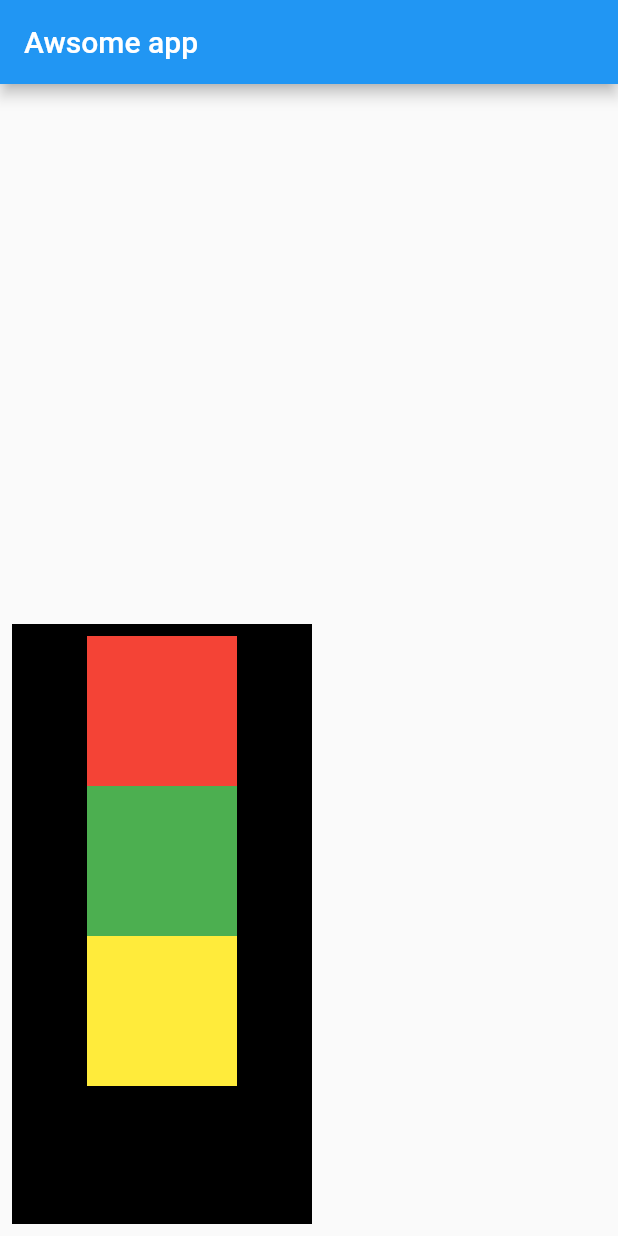
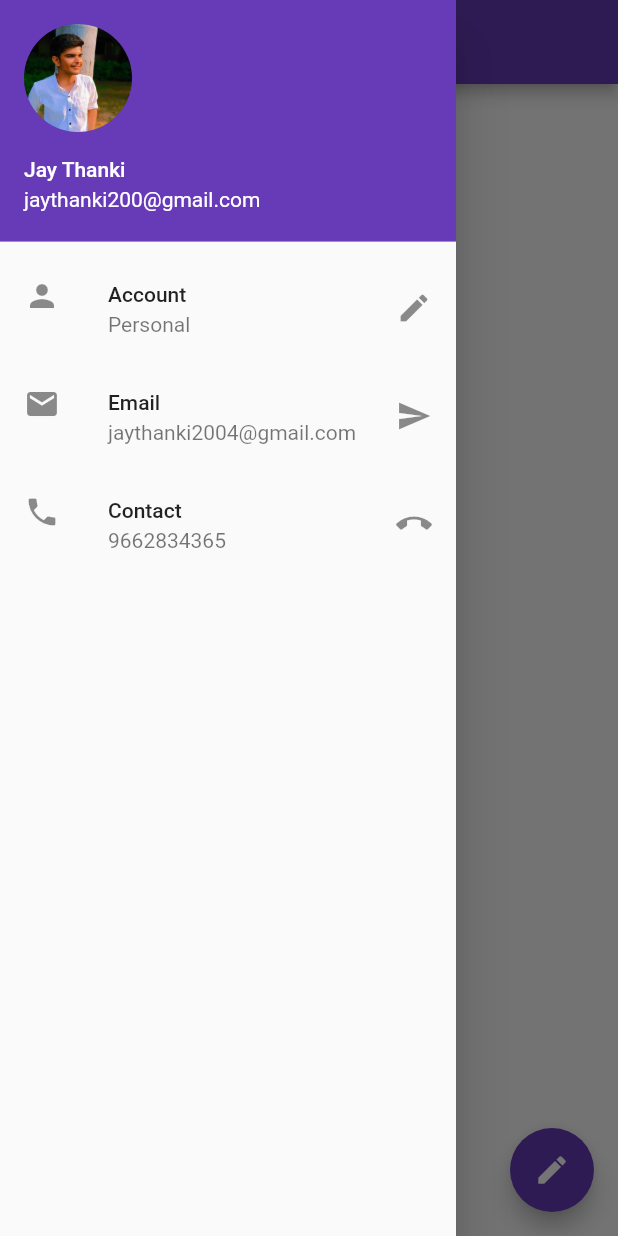
Before and after one commit to jaythanki18/awsome_app, a Flutter app: the screen it shows after launch, with the side drawer open (before the commit the screen has no drawer), on a phone screen of 412 x 824 dp. Run offline on Flutter 3.47's test engine with Material 2 defaults, Android fonts, the phone set to English and light mode, and no system bars.

Commit message:
ch3 completed

```diff
--- a/lib/main.dart
+++ b/lib/main.dart
@@ -1,7 +1,11 @@
 import 'package:flutter/material.dart';
 
 void main() {
-  runApp(MaterialApp(title: "Awsome app", home: HomePage()));
+  runApp(MaterialApp(
+    title: "Awsome app",
+    home: HomePage(),
+    theme: ThemeData(primarySwatch: Colors.deepPurple),
+  ));
 }
 
 class HomePage extends StatelessWidget {
@@ -13,40 +17,42 @@
       appBar: AppBar(
         title: Text("Awsome app"),
       ),
-      body: Padding(
-        padding: const EdgeInsets.all(8.0),
-        child: Align(
-          alignment: Alignment.bottomLeft ,
-          child: Container(
-            color: Colors.black,
-            width: 200,
-            height: 400,
-            child: Padding(
-              padding: const EdgeInsets.all(8.0),
-              child: Column(
-                mainAxisAlignment: MainAxisAlignment.start,
-                crossAxisAlignment: CrossAxisAlignment.center,
+      body: Container(),
+      drawer: Drawer(
+        child: ListView(
+          padding: EdgeInsets.zero,
           children: [
-                  Container(
-                    width: 100,
-                    height: 100,
-                    color: Colors.red,
+            UserAccountsDrawerHeader(
+                accountName: Text("Jay Thanki"),
+                accountEmail: Text("jaythanki200@gmail.com"),
+              currentAccountPicture: CircleAvatar(
+                backgroundImage: AssetImage("assets/jay.jpg"),
+              )
             ),
-                  Container(
-                    width: 100,
-                    height: 100,
-                    color: Colors.green,
+            ListTile(
+              leading: Icon(Icons.person),
+              title: Text("Account"),
+              subtitle: Text("Personal"),
+              trailing: Icon(Icons.edit),
             ),
-                  Container(
-                    width: 100,
-                    height: 100,
-                    color: Colors.yellow ,
+            ListTile(
+              leading: Icon(Icons.email),
+              title: Text("Email"),
+              subtitle: Text("jaythanki2004@gmail.com"),
+              trailing: Icon(Icons.send),
+            ),
+            ListTile(
+              leading: Icon(Icons.phone),
+              title: Text("Contact"),
+              subtitle: Text("9662834365"),
+              trailing: Icon(Icons.call_end),
             ),
           ],
         ),
-            )
       ),
-        ),
+      floatingActionButton: FloatingActionButton(
+        onPressed: () {},
+        child: Icon(Icons.edit),
       ),
     );
   }
--- a/pubspec.yaml
+++ b/pubspec.yaml
@@ -59,8 +59,8 @@
   uses-material-design: true
 
   # To add assets to your application, add an assets section, like this:
-  # assets:
-  #   - images/a_dot_burr.jpeg
+  assets:
+    - assets/jay.jpg
   #   - images/a_dot_ham.jpeg
 
   # An image asset can refer to one or more resolution-specific "variants", see
```
Lines whose indentation alone changed are shown as unchanged.
